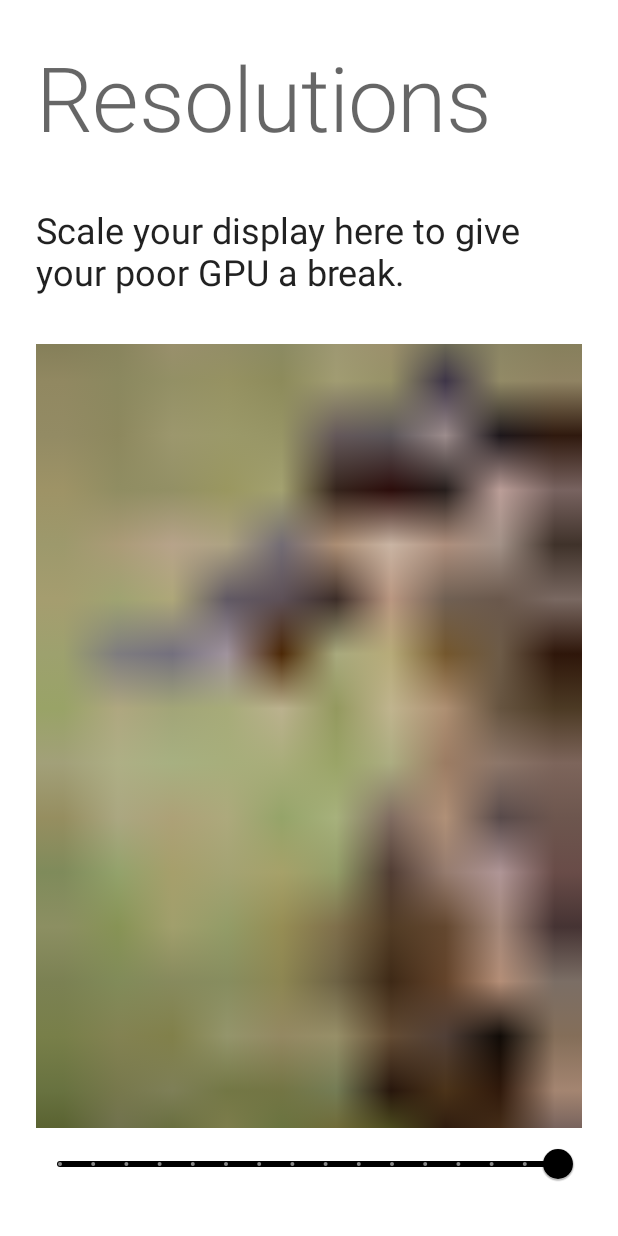
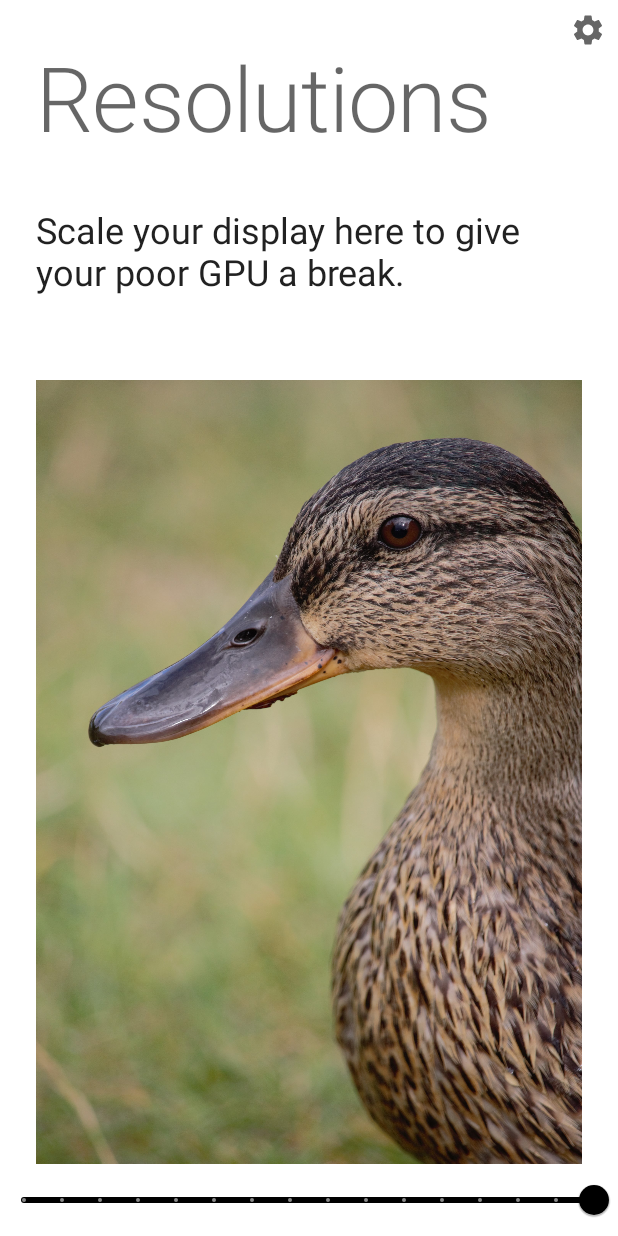
Before and after one commit to tytydraco/Purr, an Android app: the screen it shows after launch (ResolutionActivity), on a phone screen of 412 x 824 dp. Run offline under Robolectric (Android 15) with nearby library versions, the phone set to English and light mode, and no system bars.

Commit message:
Settings activity skeleton
Signed-off-by: tytydraco <tylernij@gmail.com>

```diff
--- a/app/src/main/AndroidManifest.xml
+++ b/app/src/main/AndroidManifest.xml
@@ -22,6 +22,7 @@
         </activity>
         <activity android:name=".views.ResolutionActivity" />
         <activity android:name=".views.VerifyActivity" />
+        <activity android:name=".views.SettingsActivity" />
     </application>
 
 </manifest>
--- a/app/src/main/java/com/draco/sated/views/ResolutionActivity.kt
+++ b/app/src/main/java/com/draco/sated/views/ResolutionActivity.kt
@@ -2,6 +2,7 @@
 
 import android.content.Intent
 import android.os.Bundle
+import android.widget.ImageButton
 import android.widget.ImageView
 import androidx.activity.viewModels
 import androidx.appcompat.app.AppCompatActivity
@@ -16,15 +17,22 @@
 class ResolutionActivity : AppCompatActivity() {
     private val viewModel: ResolutionActivityViewModel by viewModels()
 
+    private lateinit var settings: ImageButton
     private lateinit var sampleImage: ImageView
     private lateinit var resSlider: Slider
 
     override fun onCreate(savedInstanceState: Bundle?) {
         super.onCreate(savedInstanceState)
-        setContentView(R.layout.activity_main)
+        setContentView(R.layout.activity_resolution)
 
+        settings = findViewById(R.id.settings)
         sampleImage = findViewById(R.id.sample_image)
         resSlider = findViewById(R.id.res_slider)
+
+        settings.setOnClickListener {
+            val intent = Intent(this, SettingsActivity::class.java)
+            startActivity(intent)
+        }
 
         resSlider.setLabelFormatter {
             viewModel.getResolutionLabel(it)
--- /dev/null
+++ b/app/src/main/java/com/draco/sated/views/SettingsActivity.kt
@@ -0,0 +1,12 @@
+package com.draco.sated.views
+
+import android.os.Bundle
+import androidx.appcompat.app.AppCompatActivity
+import com.draco.sated.R
+
+class SettingsActivity : AppCompatActivity() {
+    override fun onCreate(savedInstanceState: Bundle?) {
+        super.onCreate(savedInstanceState)
+        setContentView(R.layout.activity_settings)
+    }
+}
--- /dev/null
+++ b/app/src/main/res/drawable/ic_baseline_settings_24.xml
@@ -0,0 +1,10 @@
+<vector xmlns:android="http://schemas.android.com/apk/res/android"
+    android:width="24dp"
+    android:height="24dp"
+    android:viewportWidth="24"
+    android:viewportHeight="24"
+    android:tint="?attr/colorControlNormal">
+  <path
+      android:fillColor="@android:color/white"
+      android:pathData="M19.14,12.94c0.04,-0.3 0.06,-0.61 0.06,-0.94c0,-0.32 -0.02,-0.64 -0.07,-0.94l2.03,-1.58c0.18,-0.14 0.23,-0.41 0.12,-0.61l-1.92,-3.32c-0.12,-0.22 -0.37,-0.29 -0.59,-0.22l-2.39,0.96c-0.5,-0.38 -1.03,-0.7 -1.62,-0.94L14.4,2.81c-0.04,-0.24 -0.24,-0.41 -0.48,-0.41h-3.84c-0.24,0 -0.43,0.17 -0.47,0.41L9.25,5.35C8.66,5.59 8.12,5.92 7.63,6.29L5.24,5.33c-0.22,-0.08 -0.47,0 -0.59,0.22L2.74,8.87C2.62,9.08 2.66,9.34 2.86,9.48l2.03,1.58C4.84,11.36 4.8,11.69 4.8,12s0.02,0.64 0.07,0.94l-2.03,1.58c-0.18,0.14 -0.23,0.41 -0.12,0.61l1.92,3.32c0.12,0.22 0.37,0.29 0.59,0.22l2.39,-0.96c0.5,0.38 1.03,0.7 1.62,0.94l0.36,2.54c0.05,0.24 0.24,0.41 0.48,0.41h3.84c0.24,0 0.44,-0.17 0.47,-0.41l0.36,-2.54c0.59,-0.24 1.13,-0.56 1.62,-0.94l2.39,0.96c0.22,0.08 0.47,0 0.59,-0.22l1.92,-3.32c0.12,-0.22 0.07,-0.47 -0.12,-0.61L19.14,12.94zM12,15.6c-1.98,0 -3.6,-1.62 -3.6,-3.6s1.62,-3.6 3.6,-3.6s3.6,1.62 3.6,3.6S13.98,15.6 12,15.6z"/>
+</vector>
--- a/app/src/main/res/layout/activity_main.xml
+++ b/app/src/main/res/layout/activity_resolution.xml
@@ -1,13 +1,25 @@
 <?xml version="1.0" encoding="utf-8"?>
-<LinearLayout xmlns:android="http://schemas.android.com/apk/res/android"
+<RelativeLayout xmlns:android="http://schemas.android.com/apk/res/android"
     android:layout_width="match_parent"
     android:layout_height="match_parent"
-    android:layout_margin="24dp"
     android:orientation="vertical">
+
+    <ImageButton
+        android:layout_width="wrap_content"
+        android:layout_height="wrap_content"
+        android:id="@+id/settings"
+        android:contentDescription="@string/settings"
+        android:src="@drawable/ic_baseline_settings_24"
+        android:layout_alignParentEnd="true"
+        android:layout_margin="8dp"
+        android:background="@null" />
+
     <LinearLayout
         android:layout_width="match_parent"
         android:layout_height="wrap_content"
-        android:orientation="vertical">
+        android:layout_margin="24dp"
+        android:orientation="vertical"
+        android:id="@+id/text_body">
         <TextView
             android:layout_width="match_parent"
             android:layout_height="wrap_content"
@@ -23,9 +35,11 @@
 
     <ImageView
         android:layout_width="match_parent"
-        android:layout_height="0dp"
+        android:layout_height="match_parent"
         android:id="@+id/sample_image"
-        android:layout_weight="1"
+        android:layout_marginHorizontal="24dp"
+        android:layout_above="@id/res_slider"
+        android:layout_below="@id/text_body"
         android:scaleType="centerCrop"
         android:contentDescription="@string/sample_image"
         android:src="@drawable/sample" />
@@ -33,8 +47,9 @@
         android:layout_width="match_parent"
         android:layout_height="wrap_content"
         android:id="@+id/res_slider"
+        android:layout_alignParentBottom="true"
         android:valueFrom="25"
         android:valueTo="100"
         android:stepSize="5"
         android:value="100" />
-</LinearLayout>
+</RelativeLayout>
--- /dev/null
+++ b/app/src/main/res/layout/activity_settings.xml
@@ -0,0 +1,6 @@
+<?xml version="1.0" encoding="utf-8"?>
+<LinearLayout xmlns:android="http://schemas.android.com/apk/res/android"
+    android:orientation="vertical"
+    android:layout_width="match_parent"
+    android:layout_height="match_parent"
+    android:id="@+id/container" />
--- a/app/src/main/res/values/strings.xml
+++ b/app/src/main/res/values/strings.xml
@@ -11,6 +11,7 @@
     <string name="verify_title">Looks good?</string>
     <string name="verify_message">Let\'s see if this resolution is compatible with your display. Tick all of the boxes in the corners of the screen to continue.</string>
 
+    <string name="settings">Settings</string>
     <string name="copied">Copied to clipboard</string>
     <string name="please_wait">Waiting for permission</string>
     <string name="check_all_boxes">Check all boxes to proceed</string>
```
Also changed, not shown: app/src/main/res/drawable/sample.jpg (renamed from app/src/main/res/drawable-anydpi/sample.jpg).
